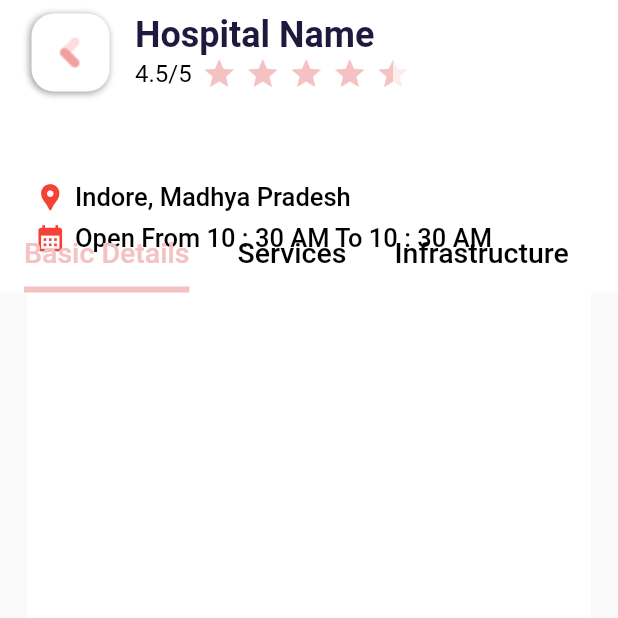
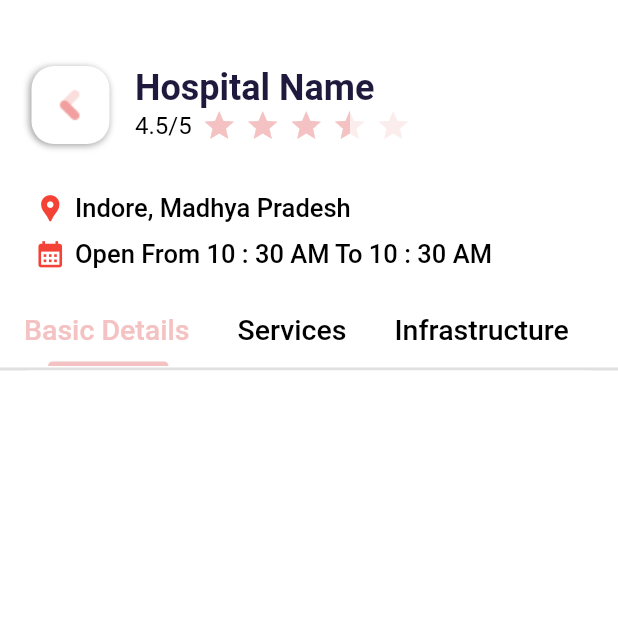
Before and after one commit to Bhavikk01/whizz, a Flutter app: the SignUpUserDetails screen opened by its route, after a tap on "Continue", on a phone screen of 412 x 824 dp, the top half of it. Run offline on Flutter 3.47's test engine with Material 2 defaults, Android fonts, the phone set to English and light mode, and no system bars; drawn by our look-alikes of flutter_rating_bar; our stand-ins replace animated_custom_dropdown, firebase_auth, firebase_core, get, google_fonts, image_picker and 1 more; missing offline and left inert: animated_snack_bar; accounts and stored records are empty.

Commit message:
final updates

```diff
--- a/lib/app/screens/healthcare_center_detail_screen/healthcare_center_detail_screen.dart
+++ b/lib/app/screens/healthcare_center_detail_screen/healthcare_center_detail_screen.dart
@@ -9,10 +9,12 @@
 import 'package:whizz/app/widgets/custom_icon_button.dart';
 import '../../utils/constants.dart';
 import '../../utils/scale_utility.dart';
+import '../../widgets/custom_card_widget.dart';
+import '../../widgets/custom_search_field.dart';
+import '../../widgets/tab_indicator.dart';
 import 'controller/healthcare_controller.dart';
 
-// class HealthcareCenterDetailScreen extends GetView<HealthcareController> {
-class HealthcareCenterDetailScreen extends StatelessWidget {
+class HealthcareCenterDetailScreen extends GetView<HealthcareController> {
   const HealthcareCenterDetailScreen({super.key});
 
   @override
@@ -20,13 +22,16 @@
     ScalingUtility scale = ScalingUtility(context: context)
       ..setCurrentDeviceSize();
     return Scaffold(
+      backgroundColor: Colors.white,
       body: DefaultTabController(
         length: 6,
-        child: CustomScrollView(
-          slivers: [
-            SliverAppBar(
-              backgroundColor: Colors.white,
-              automaticallyImplyLeading: false,
+        child: SingleChildScrollView(
+          child: Column(
+            children: [
+              SizedBox(
+                height: scale.getScaledHeight(30),
+              ),
+              ListTile(
                 title: Row(
                     children: [
                       CustomIconButton(
@@ -57,7 +62,7 @@
                                   style: AppTheme.appTheme.textTheme.titleSmall,
                                 ),
                                 RatingBar.builder(
-                              initialRating: 4.5,
+                                  initialRating: 3.5,
                                   minRating: 1,
                                   direction: Axis.horizontal,
                                   allowHalfRating: true,
@@ -80,12 +85,85 @@
                       ),
                     ],
                   ),
-              toolbarHeight: 70,
-              pinned: true,
-              expandedHeight: scale.getScaledHeight(170),
-              elevation: 0,
-              bottom: PreferredSize(
-                preferredSize: const Size(double.maxFinite, 60),
+              ),
+              AnimatedSwitcher(
+                duration: const Duration(milliseconds: 400),
+                child: true ? Padding(
+                  padding: scale.getPadding(left: 20, right: 20),
+                  child: Column(
+                    crossAxisAlignment: CrossAxisAlignment.start,
+                    children: [
+                      SizedBox(
+                        height: scale.getScaledHeight(20),
+                      ),
+                      Row(
+                        children: [
+                          Icon(
+                            Icons.location_pin,
+                            color: Colors.red,
+                            size: scale.getScaledFont(18),
+                          ),
+                          SizedBox(
+                            width: scale.getScaledWidth(5),
+                          ),
+                          SizedBox(
+                            width: scale.getScaledWidth(280),
+                            child: Text(
+                              'Indore, Madhya Pradesh',
+                              maxLines: 1,
+                              overflow: TextOverflow.ellipsis,
+                              style: AppTheme.appTheme.textTheme.titleSmall!.copyWith(
+                                fontWeight: FontWeight.w500,
+                                fontSize: scale.getScaledFont(14),
+                              ),
+                            ),
+                          ),
+                        ],
+                      ),
+                      SizedBox(
+                        height: scale.getScaledHeight(8),
+                      ),
+                      Row(
+                        children: [
+                          Icon(
+                            Icons.calendar_month,
+                            color: Colors.red,
+                            size: scale.getScaledFont(18),
+                          ),
+                          SizedBox(
+                            width: scale.getScaledWidth(5),
+                          ),
+                          SizedBox(
+                            width: scale.getScaledWidth(280),
+                            child: Text(
+                              'Open From ${DateFormat('hh : mm a').format(DateTime.now())} To ${DateFormat('hh : mm a').format(DateTime.now())}',
+                              maxLines: 1,
+                              overflow: TextOverflow.ellipsis,
+                              style: AppTheme.appTheme.textTheme.titleSmall!.copyWith(
+                                fontWeight: FontWeight.w500,
+                                fontSize: scale.getScaledFont(14),
+                              ),
+                            ),
+                          ),
+                        ],
+                      ),
+                    ],
+                  ),
+                ) : Container(),
+              ),
+              SizedBox(
+                height: scale.getScaledHeight(15),
+              ),
+              Container(
+                height: scale.getScaledHeight(42),
+                decoration: BoxDecoration(
+                  border: Border(
+                    bottom: BorderSide(
+                      width: 2,
+                      color: Colors.grey[300]!,
+                    )
+                  )
+                ),
                 child: TabBar(
                   tabs: const [
                     Tab(
@@ -115,126 +193,29 @@
                     fontWeight: FontWeight.w500,
                     fontSize: scale.getScaledFont(16),
                   ),
+                  indicator: TabIndicator(),
                   indicatorColor: ColorsUtil.darkContainerColor,
                   unselectedLabelColor: Colors.black,
                 ),
               ),
-              flexibleSpace: FlexibleSpaceBar(
-                background: Padding(
-                  padding: scale.getPadding(left: 20, right: 20),
-                  child: Column(
-                    crossAxisAlignment: CrossAxisAlignment.start,
-                    children: [
-                      SizedBox(
-                        height: scale.getScaledHeight(105),
-                      ),
-                      Row(
-                        children: [
-                          Icon(
-                            Icons.location_pin,
-                            color: Colors.red,
-                            size: scale.getScaledFont(18),
-                          ),
-                          SizedBox(
-                            width: scale.getScaledWidth(5),
-                          ),
-                          SizedBox(
-                            width: scale.getScaledWidth(280),
-                            child: Text(
-                              'Indore, Madhya Pradesh',
-                              maxLines: 1,
-                              overflow: TextOverflow.ellipsis,
-                              style: AppTheme.appTheme.textTheme.titleSmall!.copyWith(
-                                fontWeight: FontWeight.w500,
-                                fontSize: scale.getScaledFont(14),
-                              ),
-                            ),
-                          ),
-                        ],
-                      ),
-                      SizedBox(
-                        height: scale.getScaledHeight(5),
-                      ),
-                      Row(
-                        children: [
-                          Icon(
-                            Icons.calendar_month,
-                            color: Colors.red,
-                            size: scale.getScaledFont(18),
-                          ),
-                          SizedBox(
-                            width: scale.getScaledWidth(5),
-                          ),
-                          SizedBox(
-                            width: scale.getScaledWidth(280),
-                            child: Text(
-                              'Open From ${DateFormat('hh : mm a').format(DateTime.now())} To ${DateFormat('hh : mm a').format(DateTime.now())}',
-                              maxLines: 1,
-                              overflow: TextOverflow.ellipsis,
-                              style: AppTheme.appTheme.textTheme.titleSmall!.copyWith(
-                                fontWeight: FontWeight.w500,
-                                fontSize: scale.getScaledFont(14),
-                              ),
-                            ),
-                          ),
-                        ],
-                      ),
-                    ],
-                  ),
-                ),
-              ),
-            ),
-            SliverToBoxAdapter(
-              child: Container(
+              Container(
                 color: Colors.white,
                 margin: scale.getMargin(horizontal: 15),
                 child: Column(
                   mainAxisSize: MainAxisSize.min,
                   children: [
-                    Visibility(
-                      visible: false,
-                      child: TabBar(
-                        tabs: const [
-                          Tab(
-                            text: 'Basic Details',
-                          ),
-                          Tab(
-                            text: 'Services',
-                          ),
-                          Tab(
-                            text: 'Infrastructure',
-                          ),
-                          Tab(
-                            text: 'Medicine Stock',
-                          ),
-                          Tab(
-                            text: 'Doctor Details',
-                          ),
-                          Tab(
-                            text: 'Reviews & Feedback',
-                          ),
-                        ],
-                        isScrollable: true,
-                        indicatorWeight: 4,
-                        indicatorSize: TabBarIndicatorSize.label,
-                        labelColor: ColorsUtil.darkContainerColor,
-                        labelStyle: AppTheme.appTheme.textTheme.titleSmall!.copyWith(
-                          fontWeight: FontWeight.w500,
-                          fontSize: scale.getScaledFont(16),
-                        ),
-                        indicatorColor: ColorsUtil.darkContainerColor,
-                        unselectedLabelColor: Colors.black,
-                      ),
-                    ),
-                    SizedBox(
-                      height: MediaQuery.of(context).size.height,
+                    AnimatedContainer(
+                      duration: const Duration(milliseconds: 200),
+                      height: true
+                          ? MediaQuery.of(context).size.height*0.70
+                          : MediaQuery.of(context).size.height*0.79,
                       child: TabBarView(
                         children: [
                           Container(),
                           Container(),
                           Container(),
                           Container(),
-                          Container(),
+                          _doctorListTab(scale, context),
                           Container(),
                         ],
                       ),
@@ -242,10 +223,86 @@
                   ],
                 ),
               ),
-            )
             ],
+          ),
         ),
       ),
     );
   }
+
+  _doctorListTab(ScalingUtility scale, context) {
+    return Column(
+      children: [
+        SizedBox(
+          height: scale.getScaledHeight(15),
+        ),
+        CustomSearchField(
+          height: scale.getScaledHeight(65),
+          width: scale.getScaledWidth(320),
+          suffixIcon: IconButton(
+            onPressed: () {
+
+            },
+            icon: Icon(
+              Icons.search,
+              size: scale.getScaledFont(30),
+            ),
+          ),
+          hintText: 'Search Here',
+        ),
+        MediaQuery.removePadding(
+          context: context,
+          removeTop: true,
+          child: Expanded(
+            child: ListView.builder(
+              itemCount: 50,
+              primary: false,
+              itemBuilder: (context, index){
+                return CustomCardWidget(
+                  padding: scale.getPadding(horizontal: 15.0, vertical: 10.0,),
+                  margin: scale.getMargin(horizontal: 5.0, vertical: 6.0,),
+                  color: Colors.white,
+                  child: Row(
+                    children: [
+                      const Icon(
+                        Icons.person,
+                        color: Colors.black,
+                      ),
+                      SizedBox(
+                        width: scale.getScaledWidth(20),
+                      ),
+                      Column(
+                        crossAxisAlignment: CrossAxisAlignment.start,
+                        mainAxisAlignment: MainAxisAlignment.spaceBetween,
+                        children: [
+                          Text(
+                            'Doctor Name',
+                            maxLines: 1,
+                            overflow: TextOverflow.ellipsis,
+                            style: AppTheme.appTheme.textTheme.titleSmall!.copyWith(
+                              fontWeight: FontWeight.w500,
+                              fontSize: scale.getScaledFont(16),
+                            ),
+                          ),
+                          Text(
+                            'Doctors Description',
+                            maxLines: 1,
+                            overflow: TextOverflow.ellipsis,
+                            style: AppTheme.appTheme.textTheme.titleSmall!.copyWith(
+                              fontWeight: FontWeight.w400,
+                              fontSize: scale.getScaledFont(13),
+                            ),
+                          ),
+                        ],
+                      ),
+                    ],
+                  ),
+                );
+              },
+            ),
+          ),
+        ),
+      ],
+    );
   }
+}
--- a/lib/app/utils/app_theme.dart
+++ b/lib/app/utils/app_theme.dart
@@ -64,11 +64,13 @@
       focusedBorder: OutlineInputBorder(
         borderRadius: BorderRadius.circular(12),
         borderSide: BorderSide(
-          color: ColorsUtil.blueColor,
+          color: ColorsUtil.darkContainerColor,
           width: 2,
         ),
       ),
       filled: true,
+      suffixIconColor: ColorsUtil.darkContainerColor,
+      prefixIconColor: ColorsUtil.darkContainerColor,
       fillColor: ColorsUtil.textFieldColor,
       hintStyle: GoogleFonts.atkinsonHyperlegible(
         fontSize: 16,
@@ -94,7 +96,7 @@
         focusedBorder: OutlineInputBorder(
           borderRadius: BorderRadius.circular(12),
           borderSide: BorderSide(
-            color: ColorsUtil.blueColor,
+            color: ColorsUtil.darkContainerColor,
             width: 2,
           ),
         ),
--- a/lib/app/utils/constants.dart
+++ b/lib/app/utils/constants.dart
@@ -600,9 +600,10 @@
     log('This is the city map: $cityMap');
   }
 
-
   /* Icons Asset */
   static const backArrow = 'assets/icons/back_icon.png';
+  static const appSplash = 'assets/icons/whizz.gif';
+  static const searchIcon = 'assets/icons/search_icon.png';
   static const loadingIcon = 'assets/icons/loading_icon.gif';
   static const appLogo = 'assets/images/app_logo.png';
   static const googleIcon = 'assets/images/google_icon.png';
--- /dev/null
+++ b/lib/app/widgets/tab_indicator.dart
@@ -0,0 +1,33 @@
+import 'package:flutter/material.dart';
+import 'package:whizz/app/utils/colors.dart';
+
+class TabIndicator extends BoxDecoration {
+  final BoxPainter _painter;
+
+  TabIndicator() : _painter = TabIndicatorPainter();
+
+  @override
+  BoxPainter createBoxPainter([onChanged]) => _painter;
+}
+
+class TabIndicatorPainter extends BoxPainter {
+  final Paint _paint;
+
+  TabIndicatorPainter()
+      : _paint = Paint()
+    ..color = ColorsUtil.darkContainerColor
+    ..isAntiAlias = true;
+
+  @override
+  void paint(Canvas canvas, Offset offset, ImageConfiguration configuration) {
+    canvas.drawRRect(
+      RRect.fromRectAndCorners(
+        Rect.fromLTRB(offset.dx + 16, kToolbarHeight - 10,
+            offset.dx + configuration.size!.width - 14, kToolbarHeight - 13),
+        topLeft: const Radius.circular(5.0),
+        topRight: const Radius.circular(5.0),
+      ),
+      _paint,
+    );
+  }
+}
```
Also changed, not shown: lib/app/widgets/custom_card_widget.dart (added, +64 -0 lines), lib/app/widgets/custom_search_field.dart (added, +42 -0 lines), lib/main.dart (+14 -4 lines), assets/icons/search_icon.png (added), assets/icons/whizz.gif (added). Lines whose indentation alone changed are shown as unchanged.
